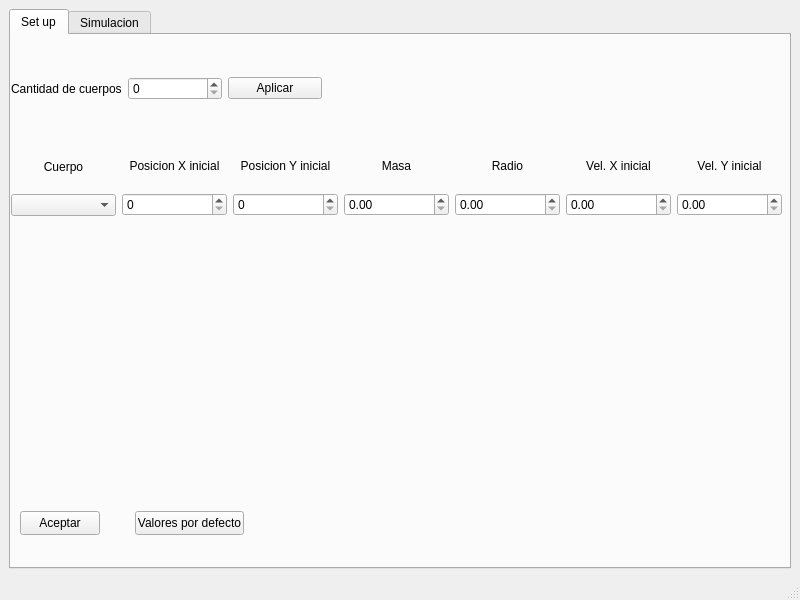
Before: the Qt Designer form practica6/mainwindow.ui in pablomg99/practica6, drawn with Qt 5.
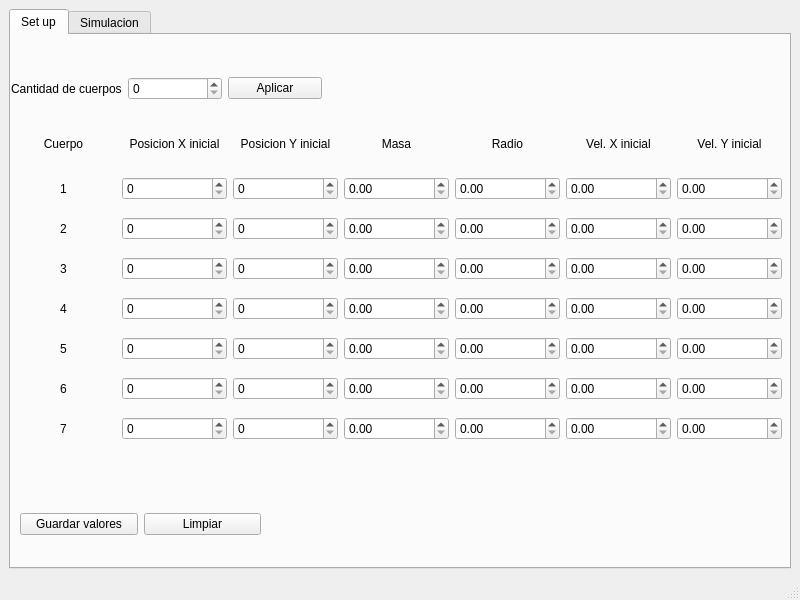
After: the same form once the commit is applied.

Commit message: desplegando spin boxes

```diff
--- a/practica6/mainwindow.ui
+++ b/practica6/mainwindow.ui
@@ -24,45 +24,384 @@
        <attribute name="title">
         <string>Set up</string>
        </attribute>
-       <widget class="QPushButton" name="aceptarBtn">
+       <widget class="QWidget" name="layoutWidget">
         <property name="geometry">
          <rect>
-          <x>9</x>
-          <y>476</y>
-          <width>80</width>
-          <height>24</height>
+          <x>0</x>
+          <y>40</y>
+          <width>311</width>
+          <height>27</height>
          </rect>
         </property>
+        <layout class="QHBoxLayout" name="horizontalLayout_2">
+         <item>
+          <widget class="QLabel" name="cantCuerposLbl">
         <property name="text">
-         <string>Aceptar</string>
-        </property>
-       </widget>
-       <widget class="QPushButton" name="defaultBtn">
+            <string>Cantidad de cuerpos</string>
+           </property>
+          </widget>
+         </item>
+         <item>
+          <widget class="QSpinBox" name="cantCuerposSpinBox"/>
+         </item>
+         <item>
+          <widget class="QPushButton" name="aplicarBtn">
+           <property name="text">
+            <string>Aplicar</string>
+           </property>
+          </widget>
+         </item>
+        </layout>
+       </widget>
+       <widget class="QWidget" name="widget" native="true">
         <property name="geometry">
          <rect>
-          <x>124</x>
-          <y>476</y>
-          <width>109</width>
-          <height>24</height>
+          <x>0</x>
+          <y>140</y>
+          <width>781</width>
+          <height>31</height>
          </rect>
         </property>
+        <widget class="QWidget" name="">
+         <property name="geometry">
+          <rect>
+           <x>0</x>
+           <y>0</y>
+           <width>771</width>
+           <height>27</height>
+          </rect>
+         </property>
+         <layout class="QHBoxLayout" name="horizontalLayout_5">
+          <item alignment="Qt::AlignHCenter">
+           <widget class="QLabel" name="label">
         <property name="text">
-         <string>Valores por defecto</string>
-        </property>
-       </widget>
+             <string>1</string>
+            </property>
+           </widget>
+          </item>
+          <item>
+           <widget class="QSpinBox" name="w1_X0_sb"/>
+          </item>
+          <item>
+           <widget class="QSpinBox" name="w1_Y0_sb"/>
+          </item>
+          <item>
+           <widget class="QDoubleSpinBox" name="w1_m_dsb"/>
+          </item>
+          <item>
+           <widget class="QDoubleSpinBox" name="w1_r_dsb"/>
+          </item>
+          <item>
+           <widget class="QDoubleSpinBox" name="w1_vx0_dsb"/>
+          </item>
+          <item>
+           <widget class="QDoubleSpinBox" name="w1_vy0_dsb"/>
+          </item>
+         </layout>
+        </widget>
+       </widget>
+       <widget class="QWidget" name="widget_2" native="true">
+        <property name="geometry">
+         <rect>
+          <x>0</x>
+          <y>180</y>
+          <width>781</width>
+          <height>31</height>
+         </rect>
+        </property>
+        <widget class="QWidget" name="layoutWidget_2">
+         <property name="geometry">
+          <rect>
+           <x>0</x>
+           <y>0</y>
+           <width>771</width>
+           <height>27</height>
+          </rect>
+         </property>
+         <layout class="QHBoxLayout" name="horizontalLayout_12">
+          <item alignment="Qt::AlignHCenter">
+           <widget class="QLabel" name="label_8">
+            <property name="text">
+             <string>2</string>
+            </property>
+           </widget>
+          </item>
+          <item>
+           <widget class="QSpinBox" name="w2_x0_sb"/>
+          </item>
+          <item>
+           <widget class="QSpinBox" name="w2_Y0_sb"/>
+          </item>
+          <item>
+           <widget class="QDoubleSpinBox" name="w2_m_dsb"/>
+          </item>
+          <item>
+           <widget class="QDoubleSpinBox" name="w2_r_dsb"/>
+          </item>
+          <item>
+           <widget class="QDoubleSpinBox" name="w2_vx0_dsb"/>
+          </item>
+          <item>
+           <widget class="QDoubleSpinBox" name="w2_vy0_dsb"/>
+          </item>
+         </layout>
+        </widget>
+       </widget>
+       <widget class="QWidget" name="widget_3" native="true">
+        <property name="geometry">
+         <rect>
+          <x>0</x>
+          <y>220</y>
+          <width>781</width>
+          <height>31</height>
+         </rect>
+        </property>
+        <widget class="QWidget" name="layoutWidget_3">
+         <property name="geometry">
+          <rect>
+           <x>0</x>
+           <y>0</y>
+           <width>771</width>
+           <height>27</height>
+          </rect>
+         </property>
+         <layout class="QHBoxLayout" name="horizontalLayout_13">
+          <item alignment="Qt::AlignHCenter">
+           <widget class="QLabel" name="label_9">
+            <property name="text">
+             <string>3</string>
+            </property>
+           </widget>
+          </item>
+          <item>
+           <widget class="QSpinBox" name="w3_x0_sb"/>
+          </item>
+          <item>
+           <widget class="QSpinBox" name="w3_Y0_sb"/>
+          </item>
+          <item>
+           <widget class="QDoubleSpinBox" name="w3_m_dsb"/>
+          </item>
+          <item>
+           <widget class="QDoubleSpinBox" name="w3_r_dsb"/>
+          </item>
+          <item>
+           <widget class="QDoubleSpinBox" name="w3_vx0_dsb"/>
+          </item>
+          <item>
+           <widget class="QDoubleSpinBox" name="w3_vy0_dsb"/>
+          </item>
+         </layout>
+        </widget>
+       </widget>
+       <widget class="QWidget" name="widget_4" native="true">
+        <property name="geometry">
+         <rect>
+          <x>0</x>
+          <y>260</y>
+          <width>781</width>
+          <height>31</height>
+         </rect>
+        </property>
+        <widget class="QWidget" name="layoutWidget_4">
+         <property name="geometry">
+          <rect>
+           <x>0</x>
+           <y>0</y>
+           <width>771</width>
+           <height>27</height>
+          </rect>
+         </property>
+         <layout class="QHBoxLayout" name="horizontalLayout_14">
+          <item alignment="Qt::AlignHCenter">
+           <widget class="QLabel" name="label_10">
+            <property name="text">
+             <string>4</string>
+            </property>
+           </widget>
+          </item>
+          <item>
+           <widget class="QSpinBox" name="w4_x0_sb"/>
+          </item>
+          <item>
+           <widget class="QSpinBox" name="w4_Y0_sb"/>
+          </item>
+          <item>
+           <widget class="QDoubleSpinBox" name="w4_m_dsb"/>
+          </item>
+          <item>
+           <widget class="QDoubleSpinBox" name="w4_r_dsb"/>
+          </item>
+          <item>
+           <widget class="QDoubleSpinBox" name="w4_vx0_dsb"/>
+          </item>
+          <item>
+           <widget class="QDoubleSpinBox" name="w4_vy0_dsb"/>
+          </item>
+         </layout>
+        </widget>
+       </widget>
+       <widget class="QWidget" name="widget_5" native="true">
+        <property name="geometry">
+         <rect>
+          <x>0</x>
+          <y>300</y>
+          <width>781</width>
+          <height>31</height>
+         </rect>
+        </property>
+        <widget class="QWidget" name="layoutWidget_5">
+         <property name="geometry">
+          <rect>
+           <x>0</x>
+           <y>0</y>
+           <width>771</width>
+           <height>27</height>
+          </rect>
+         </property>
+         <layout class="QHBoxLayout" name="horizontalLayout_15">
+          <item alignment="Qt::AlignHCenter">
+           <widget class="QLabel" name="label_11">
+            <property name="text">
+             <string>5</string>
+            </property>
+           </widget>
+          </item>
+          <item>
+           <widget class="QSpinBox" name="w5_x0_sb"/>
+          </item>
+          <item>
+           <widget class="QSpinBox" name="w5_Y0_sb"/>
+          </item>
+          <item>
+           <widget class="QDoubleSpinBox" name="w5_m_dsb"/>
+          </item>
+          <item>
+           <widget class="QDoubleSpinBox" name="w5_r_dsb"/>
+          </item>
+          <item>
+           <widget class="QDoubleSpinBox" name="w5_vx0_dsb"/>
+          </item>
+          <item>
+           <widget class="QDoubleSpinBox" name="w5_vy0_dsb"/>
+          </item>
+         </layout>
+        </widget>
+       </widget>
+       <widget class="QWidget" name="widget_6" native="true">
+        <property name="geometry">
+         <rect>
+          <x>0</x>
+          <y>340</y>
+          <width>781</width>
+          <height>31</height>
+         </rect>
+        </property>
+        <widget class="QWidget" name="layoutWidget_8">
+         <property name="geometry">
+          <rect>
+           <x>0</x>
+           <y>0</y>
+           <width>771</width>
+           <height>27</height>
+          </rect>
+         </property>
+         <layout class="QHBoxLayout" name="horizontalLayout_16">
+          <item alignment="Qt::AlignHCenter">
+           <widget class="QLabel" name="label_12">
+            <property name="text">
+             <string>6</string>
+            </property>
+           </widget>
+          </item>
+          <item>
+           <widget class="QSpinBox" name="w6_x0_sb"/>
+          </item>
+          <item>
+           <widget class="QSpinBox" name="w6_Y0_sb"/>
+          </item>
+          <item>
+           <widget class="QDoubleSpinBox" name="w6_m_dsb"/>
+          </item>
+          <item>
+           <widget class="QDoubleSpinBox" name="w6_r_dsb"/>
+          </item>
+          <item>
+           <widget class="QDoubleSpinBox" name="w6_vx0_dsb"/>
+          </item>
+          <item>
+           <widget class="QDoubleSpinBox" name="w6_vy0_dsb"/>
+          </item>
+         </layout>
+        </widget>
+       </widget>
+       <widget class="QWidget" name="widget_7" native="true">
+        <property name="geometry">
+         <rect>
+          <x>0</x>
+          <y>380</y>
+          <width>781</width>
+          <height>31</height>
+         </rect>
+        </property>
+        <widget class="QWidget" name="layoutWidget_9">
+         <property name="geometry">
+          <rect>
+           <x>0</x>
+           <y>0</y>
+           <width>771</width>
+           <height>27</height>
+          </rect>
+         </property>
+         <layout class="QHBoxLayout" name="horizontalLayout_17">
+          <item alignment="Qt::AlignHCenter">
+           <widget class="QLabel" name="label_13">
+            <property name="text">
+             <string>7</string>
+            </property>
+           </widget>
+          </item>
+          <item>
+           <widget class="QSpinBox" name="w7_x0_sb"/>
+          </item>
+          <item>
+           <widget class="QSpinBox" name="w7_Y0_sb"/>
+          </item>
+          <item>
+           <widget class="QDoubleSpinBox" name="w7_m_dsb"/>
+          </item>
+          <item>
+           <widget class="QDoubleSpinBox" name="w7_r_dsb"/>
+          </item>
+          <item>
+           <widget class="QDoubleSpinBox" name="w7_vx0_dsb"/>
+          </item>
+          <item>
+           <widget class="QDoubleSpinBox" name="w7_vy0_dsb"/>
+          </item>
+         </layout>
+        </widget>
+       </widget>
+       <widget class="QWidget" name="widget_8" native="true">
+        <property name="geometry">
+         <rect>
+          <x>0</x>
+          <y>100</y>
+          <width>781</width>
+          <height>21</height>
+         </rect>
+        </property>
        <widget class="QWidget" name="">
         <property name="geometry">
          <rect>
           <x>0</x>
-          <y>110</y>
+           <y>0</y>
           <width>771</width>
-          <height>71</height>
+           <height>18</height>
          </rect>
         </property>
         <layout class="QHBoxLayout" name="horizontalLayout">
          <item>
-          <layout class="QVBoxLayout" name="verticalLayout">
-           <item>
             <widget class="QLabel" name="cuerpoLbl">
              <property name="text">
               <string>Cuerpo</string>
@@ -76,13 +415,6 @@
             </widget>
            </item>
            <item>
-            <widget class="QComboBox" name="comboBox"/>
-           </item>
-          </layout>
-         </item>
-         <item>
-          <layout class="QVBoxLayout" name="verticalLayout_2">
-           <item>
             <widget class="QLabel" name="X0Lbl">
              <property name="text">
               <string>Posicion X inicial</string>
@@ -93,13 +425,6 @@
             </widget>
            </item>
            <item>
-            <widget class="QSpinBox" name="spinBox"/>
-           </item>
-          </layout>
-         </item>
-         <item>
-          <layout class="QVBoxLayout" name="verticalLayout_3">
-           <item>
             <widget class="QLabel" name="Y0Lbl">
              <property name="text">
               <string>Posicion Y inicial</string>
@@ -110,13 +435,6 @@
             </widget>
            </item>
            <item>
-            <widget class="QSpinBox" name="spinBox_2"/>
-           </item>
-          </layout>
-         </item>
-         <item>
-          <layout class="QVBoxLayout" name="verticalLayout_4">
-           <item>
             <widget class="QLabel" name="masaLbl">
              <property name="text">
               <string>Masa</string>
@@ -127,13 +445,6 @@
             </widget>
            </item>
            <item>
-            <widget class="QDoubleSpinBox" name="doubleSpinBox"/>
-           </item>
-          </layout>
-         </item>
-         <item>
-          <layout class="QVBoxLayout" name="verticalLayout_5">
-           <item>
             <widget class="QLabel" name="radioLbl">
              <property name="text">
               <string>Radio</string>
@@ -144,13 +455,6 @@
             </widget>
            </item>
            <item>
-            <widget class="QDoubleSpinBox" name="doubleSpinBox_2"/>
-           </item>
-          </layout>
-         </item>
-         <item>
-          <layout class="QVBoxLayout" name="verticalLayout_6">
-           <item>
             <widget class="QLabel" name="velX0Lbl">
              <property name="text">
               <string>Vel. X inicial</string>
@@ -161,13 +465,6 @@
             </widget>
            </item>
            <item>
-            <widget class="QDoubleSpinBox" name="doubleSpinBox_3"/>
-           </item>
-          </layout>
-         </item>
-         <item>
-          <layout class="QVBoxLayout" name="verticalLayout_7">
-           <item>
             <widget class="QLabel" name="velY0Lbl">
              <property name="text">
               <string>Vel. Y inicial</string>
@@ -177,37 +474,30 @@
              </property>
             </widget>
            </item>
-           <item>
-            <widget class="QDoubleSpinBox" name="doubleSpinBox_4"/>
-           </item>
-          </layout>
-         </item>
-        </layout>
+         </layout>
+        </widget>
        </widget>
        <widget class="QWidget" name="">
         <property name="geometry">
          <rect>
-          <x>0</x>
-          <y>40</y>
-          <width>311</width>
-          <height>27</height>
+          <x>9</x>
+          <y>476</y>
+          <width>241</width>
+          <height>26</height>
          </rect>
         </property>
-        <layout class="QHBoxLayout" name="horizontalLayout_2">
+        <layout class="QHBoxLayout" name="horizontalLayout_4">
          <item>
-          <widget class="QLabel" name="cantCuerposLbl">
+          <widget class="QPushButton" name="guardarValoresBtn">
            <property name="text">
-            <string>Cantidad de cuerpos</string>
+            <string>Guardar valores</string>
            </property>
           </widget>
          </item>
          <item>
-          <widget class="QSpinBox" name="cantCuerposSpinBox"/>
-         </item>
-         <item>
-          <widget class="QPushButton" name="aplicarBtn">
+          <widget class="QPushButton" name="limpiarValoresBtn">
            <property name="text">
-            <string>Aplicar</string>
+            <string>Limpiar</string>
            </property>
           </widget>
          </item>
@@ -251,6 +541,9 @@
      <height>21</height>
     </rect>
    </property>
+   <property name="nativeMenuBar">
+    <bool>true</bool>
+   </property>
   </widget>
   <widget class="QStatusBar" name="statusbar"/>
  </widget>
```
Lines whose indentation alone changed are shown as unchanged. The commit also changes 8 other files.
